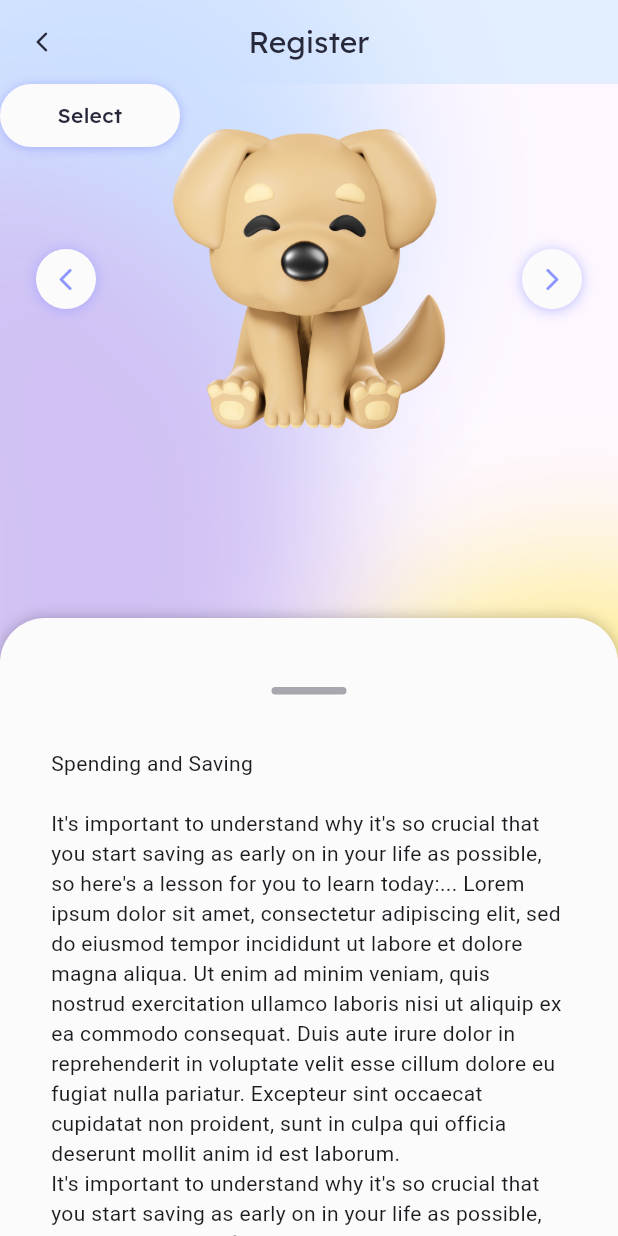
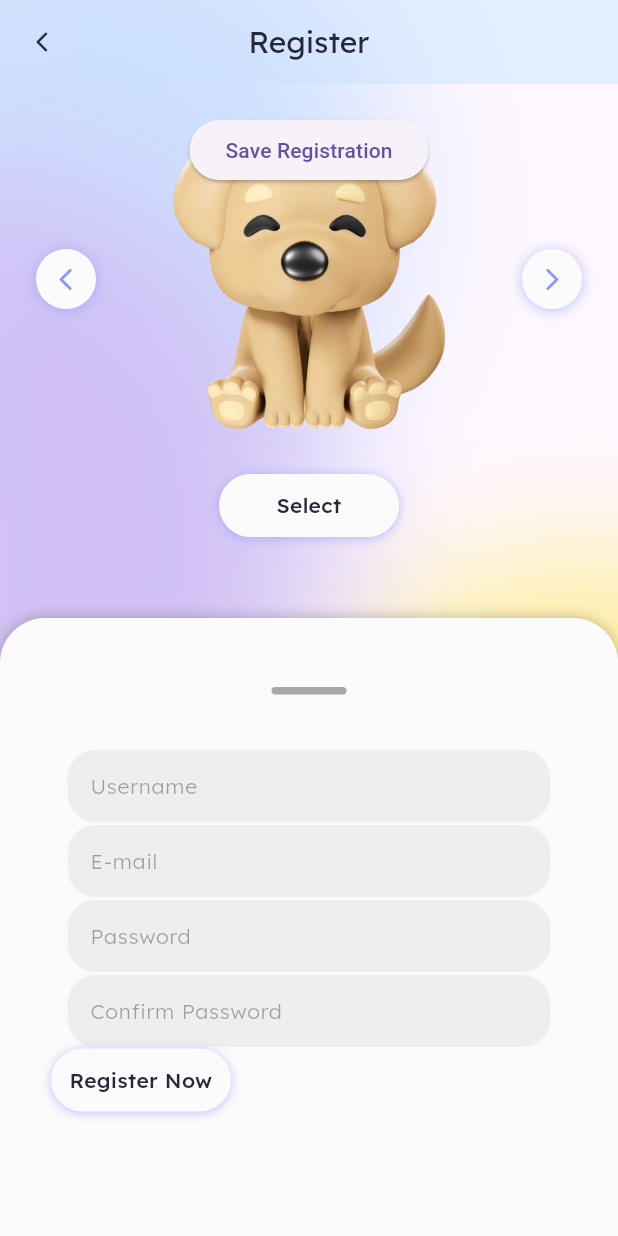
Before and after one commit to ohshuzanne/savvy, a Flutter app: the RegisterPage screen opened by its route, on a phone screen of 412 x 824 dp. Run offline on Flutter 3.47's test engine with Material 3 defaults, Android fonts, the phone set to English and light mode, and no system bars; drawn by our look-alikes of sliding_up_panel.

Commit message:
-adjusted register panel widget

```diff
--- a/lib/components/panelwidget.dart
+++ b/lib/components/panelwidget.dart
@@ -1,16 +1,29 @@
 import 'package:flutter/material.dart';
+import 'package:savvy/utils/colors.dart';
 import 'package:sliding_up_panel/sliding_up_panel.dart';
+import 'package:savvy/components/textfield.dart';
+import 'package:savvy/components/buttons.dart';
 
-class PanelWidget extends StatelessWidget {
+class RegisterPanelWidget extends StatelessWidget {
   final ScrollController controller;
   final Color dragHandleColor;
   final PanelController panelController;
+  TextEditingController usernameController = TextEditingController();
+  TextEditingController passwordController = TextEditingController();
+  TextEditingController confirmPasswordController = TextEditingController();
+  TextEditingController emailController = TextEditingController();
+  final Function()? onSaveRegistration;
 
-  const PanelWidget({
+  RegisterPanelWidget({
     Key? key,
     required this.controller,
     required this.dragHandleColor,
     required this.panelController,
+    required this.usernameController,
+    required this.passwordController,
+    required this.confirmPasswordController,
+    required this.emailController,
+    required this.onSaveRegistration,
   }) : super(key: key);
 
   @override
@@ -50,13 +63,43 @@ class PanelWidget extends StatelessWidget {
         child: Column(
           crossAxisAlignment: CrossAxisAlignment.start,
           children: <Widget>[
-            Text("Spending and Saving"),
-            const SizedBox(height: 20),
-            Text(
-              "It's important to understand why it's so crucial that you start saving as early on in your life as possible, so here's a lesson for you to learn today:... Lorem ipsum dolor sit amet, consectetur adipiscing elit, sed do eiusmod tempor incididunt ut labore et dolore magna aliqua. Ut enim ad minim veniam, quis nostrud exercitation ullamco laboris nisi ut aliquip ex ea commodo consequat. Duis aute irure dolor in reprehenderit in voluptate velit esse cillum dolore eu fugiat nulla pariatur. Excepteur sint occaecat cupidatat non proident, sunt in culpa qui officia deserunt mollit anim id est laborum.",
+            //username text field
+            PrimaryTextField(
+              controller: usernameController,
+              hintText: "Username",
+              obscureText: false,
             ),
-            Text(
-              "It's important to understand why it's so crucial that you start saving as early on in your life as possible, so here's a lesson for you to learn today:... Lorem ipsum dolor sit amet, consectetur adipiscing elit, sed do eiusmod tempor incididunt ut labore et dolore magna aliqua. Ut enim ad minim veniam, quis nostrud exercitation ullamco laboris nisi ut aliquip ex ea commodo consequat. Duis aute irure dolor in reprehenderit in voluptate velit esse cillum dolore eu fugiat nulla pariatur. Excepteur sint occaecat cupidatat non proident, sunt in culpa qui officia deserunt mollit anim id est laborum.",
+
+            //email text field
+            PrimaryTextField(
+              controller: emailController,
+              hintText: "E-mail",
+              obscureText: false,
+            ),
+
+            //password text field
+            PrimaryTextField(
+              controller: passwordController,
+              hintText: "Password",
+              obscureText: true,
+            ),
+
+            //confirm password text field
+            PrimaryTextField(
+              controller: confirmPasswordController,
+              hintText: "Confirm Password",
+              obscureText: true,
+            ),
+
+            //save button
+            PrimaryButton(
+              onTap: onSaveRegistration,
+              buttonText: "Register Now",
+              buttonColor: backgroundWhite,
+              borderColor: backgroundWhite,
+              textColor: darkGrey,
+              borderRadius: 25,
+              splashColor: lightPink,
             ),
           ],
         ),
--- a/lib/view/registerpage.dart
+++ b/lib/view/registerpage.dart
@@ -1,3 +1,4 @@
+import 'dart:convert';
 import 'package:flutter/material.dart';
 import 'package:savvy/utils/colors.dart';
 import 'package:savvy/components/showdialog.dart';
@@ -17,6 +18,10 @@ class RegisterPage extends StatefulWidget {
 class _RegisterPageState extends State<RegisterPage> {
   final TextEditingController _emailController = TextEditingController();
   final TextEditingController _passwordController = TextEditingController();
+  final TextEditingController _usernameController = TextEditingController();
+  final TextEditingController _confirmPasswordController =
+      TextEditingController();
+
   bool isToggled = false;
   final panelController = PanelController();
   String? selectedPet;
@@ -28,8 +33,10 @@ class _RegisterPageState extends State<RegisterPage> {
 
   @override
   void dispose() {
+    _usernameController.dispose();
     _emailController.dispose();
     _passwordController.dispose();
+    _confirmPasswordController.dispose();
     _pageController.dispose();
     super.dispose();
   }
@@ -63,6 +70,21 @@ class _RegisterPageState extends State<RegisterPage> {
         );
       },
     );
+  }
+
+  void saveRegistrationDetails() {
+    // Create a data model for user registration details
+    final registrationData = {
+      'username': _emailController.text,
+      'password': _passwordController.text,
+      'selectedPet': selectedPet,
+    };
+
+    // Convert the registration data to JSON format
+    final jsonData = json.encode(registrationData);
+
+    // Here, you can save the jsonData to a file, database, or send it to a server.
+    print(jsonData);
   }
 
   @override
@@ -140,15 +162,26 @@ class _RegisterPageState extends State<RegisterPage> {
               ),
             ),
 
-            //button
-            PrimaryButton(
-                onTap: () {},
-                buttonText: "Select",
-                buttonColor: backgroundWhite,
-                borderColor: backgroundWhite,
-                textColor: darkGrey,
-                borderRadius: 25,
-                splashColor: primaryPurple),
+            // Select button
+            Positioned(
+              top: 260, // Adjust the position as needed
+              left: 0,
+              right: 0,
+              child: Center(
+                child: PrimaryButton(
+                  onTap: () {
+                    showPetSelectionDialog();
+                  },
+                  buttonText: "Select",
+                  buttonColor: backgroundWhite,
+                  borderColor: backgroundWhite,
+                  textColor: darkGrey,
+                  borderRadius: 25,
+                  splashColor: primaryPurple,
+                ),
+              ),
+            ),
+
             SlidingUpPanel(
               controller: panelController,
               borderRadius: BorderRadius.vertical(
@@ -162,14 +195,23 @@ class _RegisterPageState extends State<RegisterPage> {
                   child: Column(
                     children: [
                       const SizedBox(height: 20),
+                      ElevatedButton(
+                        onPressed: saveRegistrationDetails,
+                        child: const Text('Save Registration'),
+                      ),
                     ],
                   ),
                 ),
               ),
-              panelBuilder: (controller) => PanelWidget(
+              panelBuilder: (controller) => RegisterPanelWidget(
                 controller: controller,
                 dragHandleColor: darkGrey.withOpacity(0.4),
                 panelController: panelController,
+                usernameController: _usernameController,
+                passwordController: _passwordController,
+                confirmPasswordController: _confirmPasswordController,
+                emailController: _emailController,
+                onSaveRegistration: saveRegistrationDetails,
               ),
             ),
           ],
```
